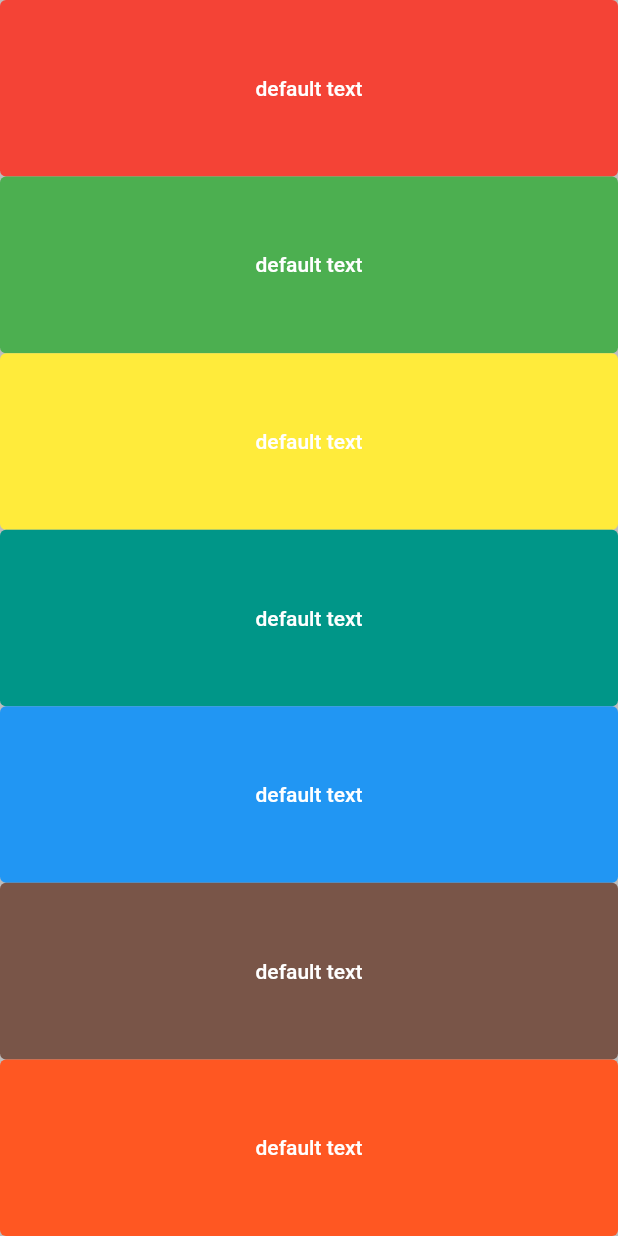
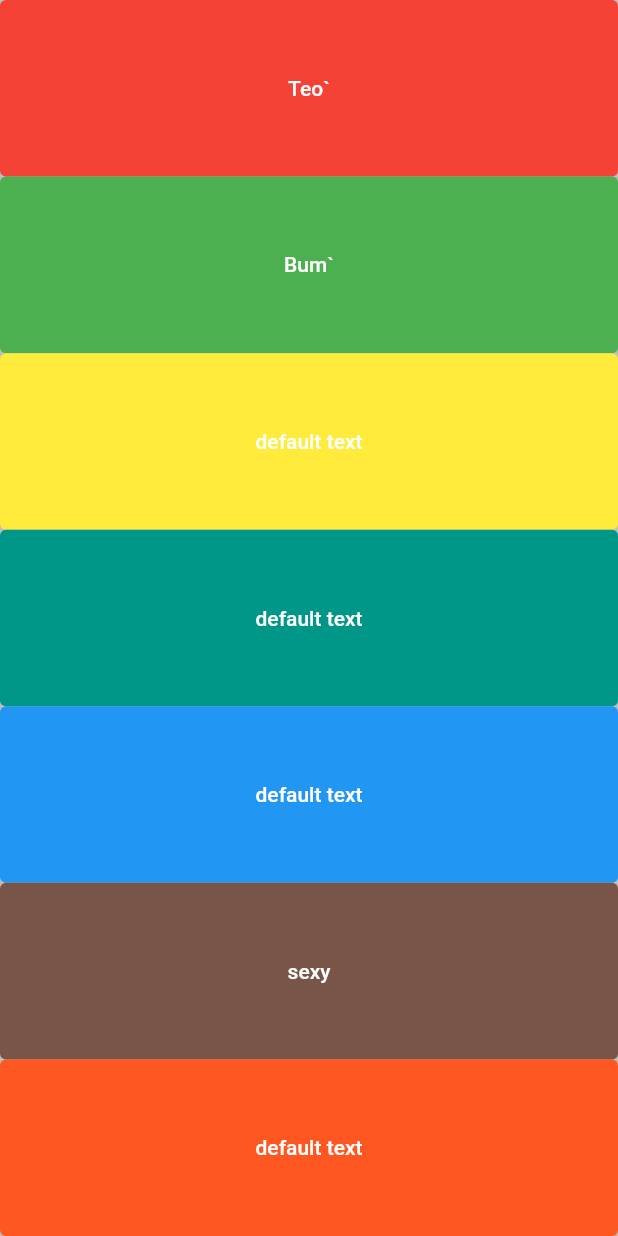
Before and after one commit to vii9/ft-sound-simple-app, a Flutter app: the screen it shows after launch, on a phone screen of 412 x 824 dp. Run offline on Flutter 3.47's test engine with Material 2 defaults, Android fonts, the phone set to English and light mode, and no system bars; our stand-ins replace audioplayers.

Commit message:
add text descriptions

```diff
--- a/lib/main.dart
+++ b/lib/main.dart
@@ -1,5 +1,5 @@
 import 'package:flutter/material.dart';
-import 'package:english_words/english_words.dart';
+//import 'package:english_words/english_words.dart';
 import 'package:audioplayers/audioplayers.dart';
 
 void main() => runApp(const XylophoneApp());
@@ -38,12 +38,15 @@ class XylophoneApp extends StatelessWidget {
             //@todo: check layout
             crossAxisAlignment: CrossAxisAlignment.stretch,
             children: [
-              buildExpandedKey(bgColor: Colors.red, numberSound: 1),
-              buildExpandedKey(bgColor: Colors.green, numberSound: 2),
+              buildExpandedKey(
+                  bgColor: Colors.red, numberSound: 1, mainText: 'Teo`'),
+              buildExpandedKey(
+                  bgColor: Colors.green, numberSound: 2, mainText: 'Bum`'),
               buildExpandedKey(bgColor: Colors.yellow, numberSound: 3),
               buildExpandedKey(bgColor: Colors.teal, numberSound: 4),
               buildExpandedKey(bgColor: Colors.blue, numberSound: 5),
-              buildExpandedKey(bgColor: Colors.brown, numberSound: 6),
+              buildExpandedKey(
+                  bgColor: Colors.brown, numberSound: 6, mainText: 'sexy'),
               buildExpandedKey(bgColor: Colors.deepOrange, numberSound: 7),
             ],
           ),
```
